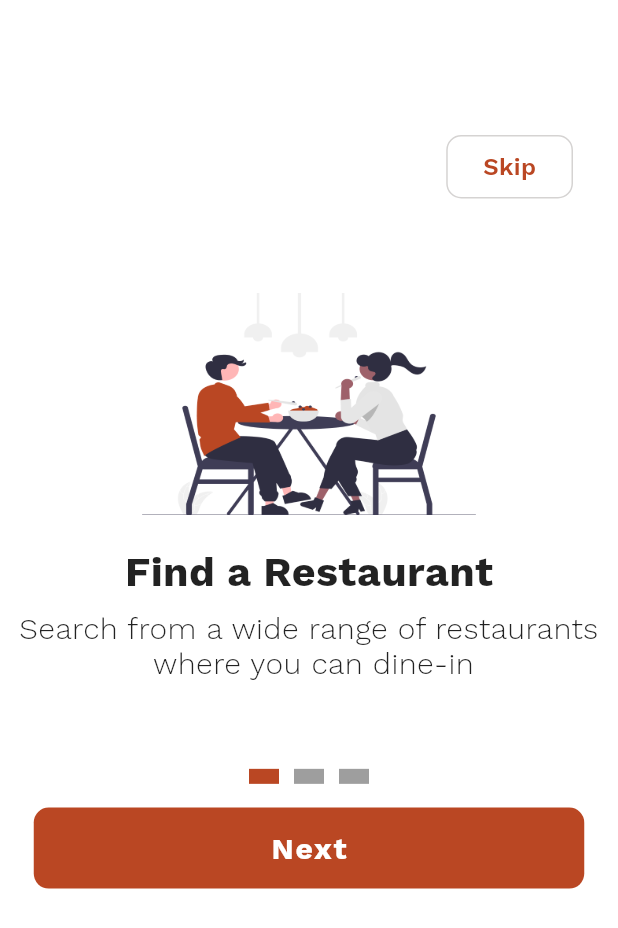
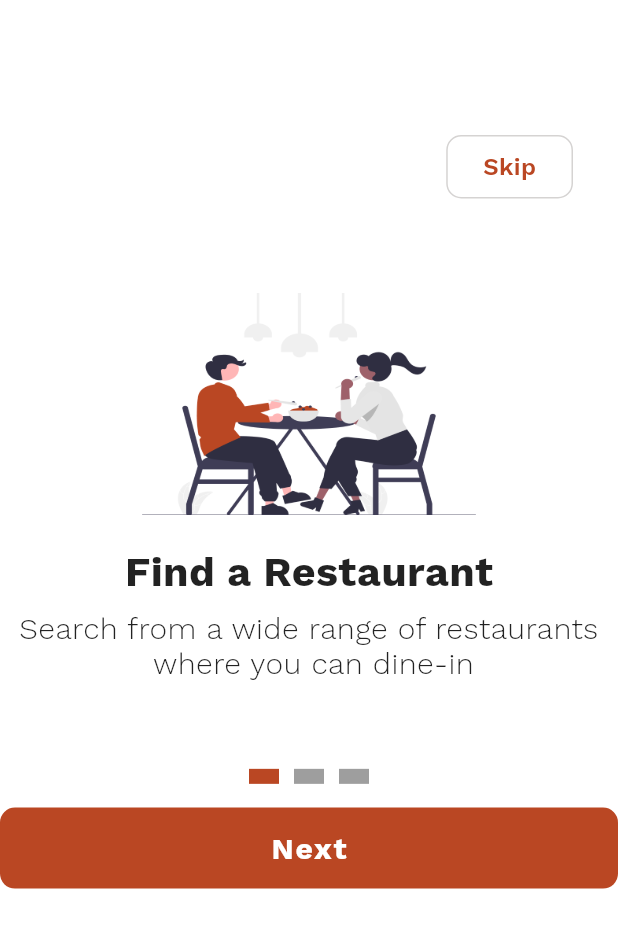
Before and after one commit to MohilThummar/dinery_app, a Flutter app: the screen it shows after launch, on a phone screen of 412 x 824 dp. Shown: the top 928 px of the screen. Run offline on Flutter 3.47's test engine with Material 2 defaults, Android fonts, the phone set to English and light mode, and no system bars; drawn by our look-alikes of carousel_slider; our stand-ins replace connectivity_plus, cookie_jar, dio, dio_cookie_manager, flutter_screenutil, flutter_svg and 4 more.

Commit message:
changes in common

```diff
--- a/lib/res/common/app_button.dart
+++ b/lib/res/common/app_button.dart
@@ -31,7 +31,7 @@ class AppButton extends StatelessWidget {
   @override
   Widget build(BuildContext context) {
     return SizedBox(
-      width: width ?? 367,
+      width: width ?? double.infinity,
       height: height ?? 54,
       child: ElevatedButton(
         onPressed: disableButton == true ? null : onPressed,
--- a/lib/res/common/app_text_field.dart
+++ b/lib/res/common/app_text_field.dart
@@ -8,7 +8,6 @@ class CustomTextField extends StatelessWidget {
   final Color? hintColor;
   final Color? color;
   final double? fontSize;
-
   final bool? enabled;
   final bool? isDense;
   final TextAlign? textAlign;
--- a/lib/res/constant/app_colors.dart
+++ b/lib/res/constant/app_colors.dart
@@ -7,11 +7,11 @@ class AppColors {
   static const Color primaryThreeColor = Color(0xFFE17F60);
   static const Color primaryFourColor = Color(0xFFE9A28B);
   static const Color primaryFiveColor = Color(0xFFF1C4B6);
-  static const Color headingeColor = Color(0xFF2F2E2E);
-  static const Color headingeTwoColor = Color(0xFF484747);
-  static const Color headingeThreeColor = Color(0xFF626060);
-  static const Color headingeFourColor = Color(0xFF7B7979);
-  static const Color headingeFiveColor = Color(0xFF959393);
+  static const Color headingColor = Color(0xFF2F2E2E);
+  static const Color headingTwoColor = Color(0xFF484747);
+  static const Color headingThreeColor = Color(0xFF626060);
+  static const Color headingFourColor = Color(0xFF7B7979);
+  static const Color headingFiveColor = Color(0xFF959393);
   static const Color dangerColor = Color(0xFFDE1010);
   static const Color dangerTwoColor = Color(0xFFF03333);
   static const Color dangerThreeColor = Color(0xFFF36262);
```
